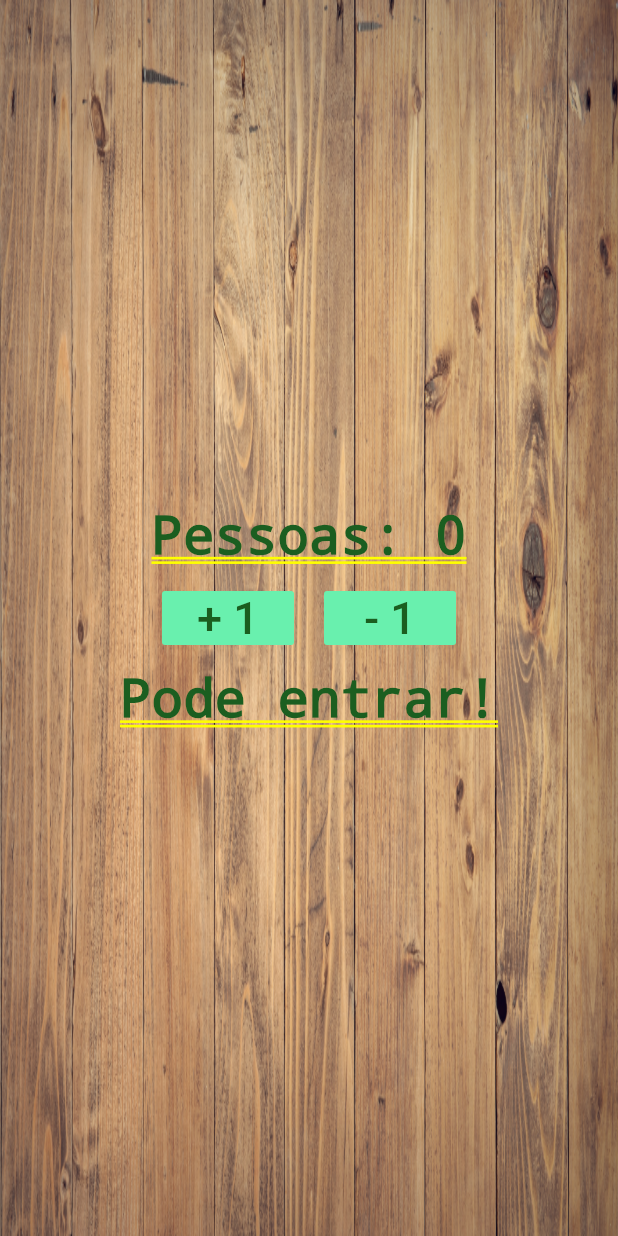
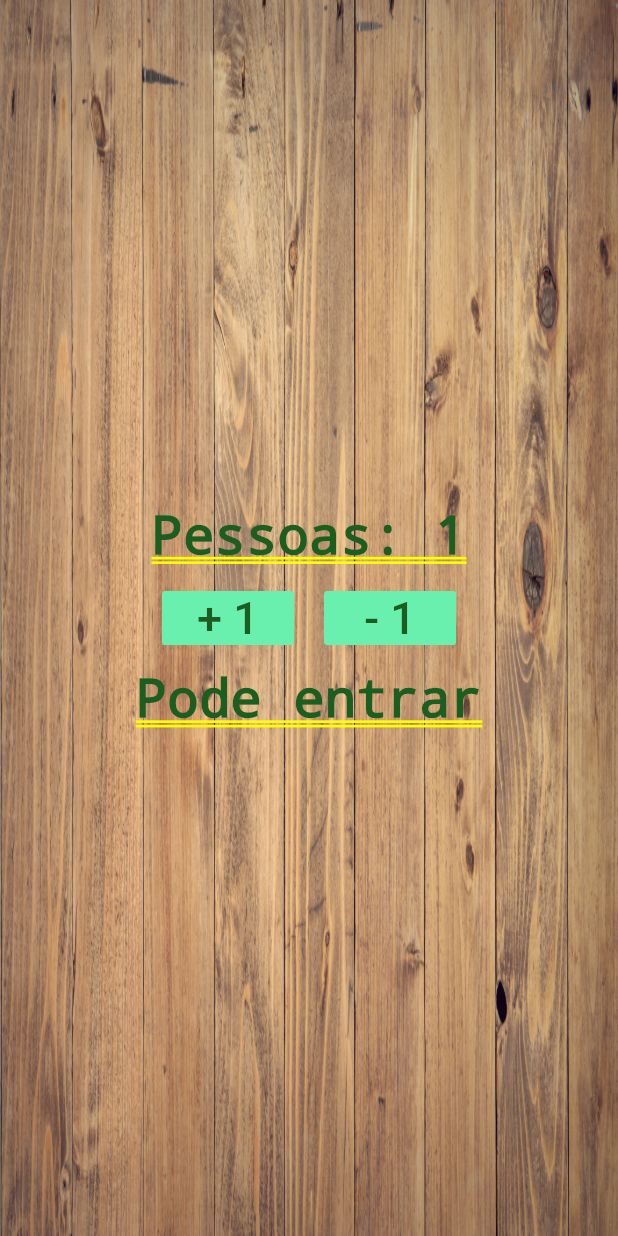
Before and after one commit to AndressaCode/contador_depessoas, a Flutter app: the screen it shows after launch, after a tap on "+ 1", on a phone screen of 412 x 824 dp. Run offline on Flutter 3.47's test engine with Material 2 defaults, Android fonts, the phone set to English and light mode, and no system bars.

Commit message:
implementando as funcoes nos botoes + e -

```diff
--- a/lib/main.dart
+++ b/lib/main.dart
@@ -14,6 +14,32 @@ class Home extends StatefulWidget {
 }
 
 class _HomeState extends State<Home> {
+
+  int _people = 0;
+  String _infoText = "Pode entrar";
+
+  void _changePeople(int delta){
+    setState(() {
+      _people += delta;
+
+/*      if(_people <0){
+        _infoText = "Mundo invertido?";
+      } else if(_people >=0){
+        _infoText = "Pode entrar";
+      } else if (_people>10){
+        _infoText = "Está lotado!";
+      }*/
+
+      if(_people>=0 && _people<=10){
+        _infoText = "Pode entrar";
+      } else if(_people>10){
+        _infoText = "Está lotado!";
+      } else{
+        _infoText = "Mundo invertido?";
+      }
+    });
+  }
+
   @override
   Widget build(BuildContext context) {
     return Stack(
@@ -27,7 +53,8 @@ class _HomeState extends State<Home> {
         Column(
           mainAxisAlignment: MainAxisAlignment.center,
           children: <Widget>[
-            Text("Pessoas: 0", style: TextStyle(fontSize: 35.0, color: Colors.green[900])),
+            Text("Pessoas: $_people",
+                style: TextStyle(fontSize: 35.0, color: Colors.green[900])),
             Row(
                 mainAxisAlignment: MainAxisAlignment.center,
                 children: <Widget>[
@@ -36,7 +63,7 @@ class _HomeState extends State<Home> {
                     child: FlatButton(
                       color: Colors.greenAccent,
                       onPressed: (){
-                        debugPrint("+ 1");
+                        _changePeople(1);
                       },
                       child: Text("+ 1", style: TextStyle(fontSize: 30.0, color: Colors.green[900]),),
                     ),
@@ -46,14 +73,15 @@ class _HomeState extends State<Home> {
                     child: FlatButton(
                       color: Colors.greenAccent,
                       onPressed: (){
-                        debugPrint("- 1");
+                        _changePeople(-1);
                       },
                       child: Text("- 1", style: TextStyle(fontSize: 30.0, color: Colors.green[900]),),
                     ),
                   ),
                 ],
               ),
-            Text("Pode entrar!", style: TextStyle(fontSize: 35.0, color: Colors.green[900]),),
+            Text(_infoText,
+              style: TextStyle(fontSize: 35.0, color: Colors.green[900]),),
           ],
         ),
       ],
```
